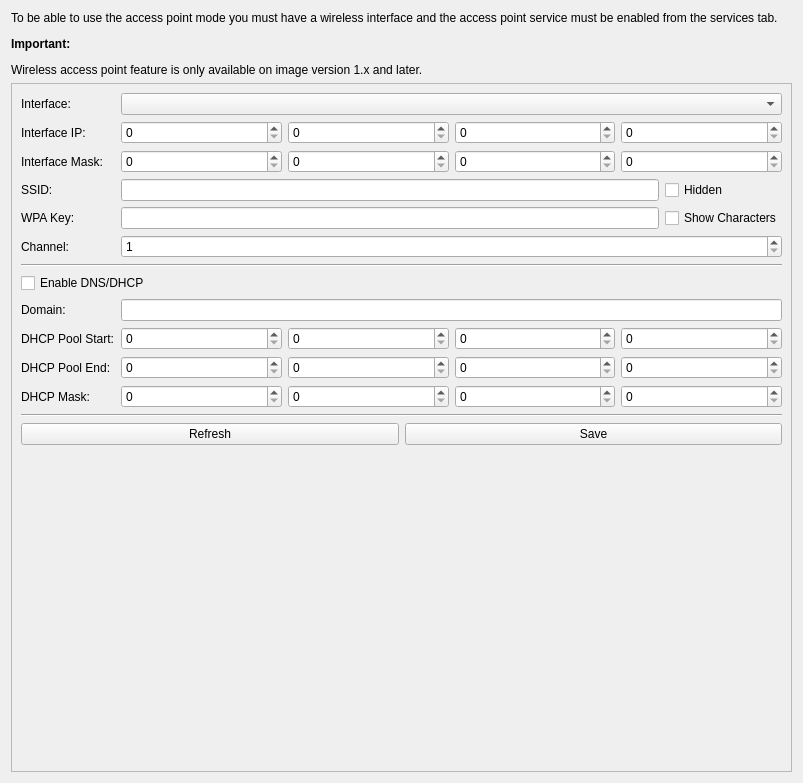
First picture: the form in src/brickv/plugin_system/plugins/red/ui/red_tab_settings_ap.ui, repository Tinkerforge/brickv, before the edit.
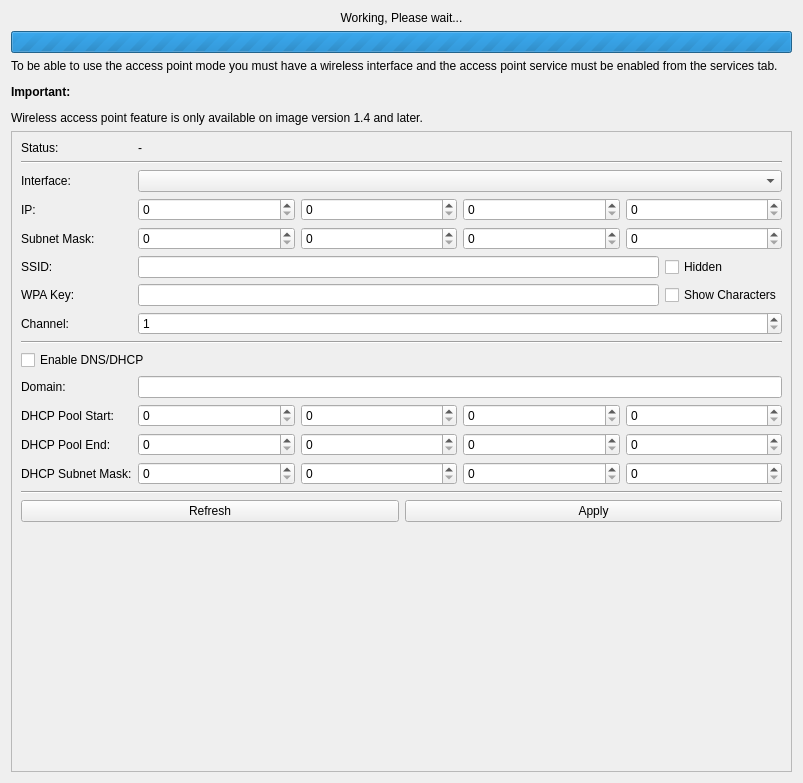
Second picture: the form after the edit.

Commit message: red-brick: Implementation of access point feature.

The edit to the form file:
```diff
--- a/src/brickv/plugin_system/plugins/red/ui/red_tab_settings_ap.ui
+++ b/src/brickv/plugin_system/plugins/red/ui/red_tab_settings_ap.ui
@@ -14,13 +14,23 @@
    <string>Form</string>
   </property>
   <layout class="QGridLayout" name="gridLayout">
-   <item row="0" column="0">
+   <item row="1" column="0">
+    <widget class="QProgressBar" name="pbar_applying">
+     <property name="maximum">
+      <number>0</number>
+     </property>
+     <property name="value">
+      <number>-1</number>
+     </property>
+    </widget>
+   </item>
+   <item row="2" column="0">
     <widget class="QLabel" name="label_ap_disabled">
      <property name="enabled">
       <bool>true</bool>
      </property>
      <property name="text">
-      <string>&lt;html&gt;&lt;head/&gt;&lt;body&gt;&lt;p&gt;To be able to use the access point mode you must have a wireless interface and the access point service must be enabled from the services tab.&lt;/p&gt;&lt;p&gt;&lt;span style=&quot; font-weight:600;&quot;&gt;Important:&lt;/span&gt;&lt;/p&gt;&lt;p&gt;Wireless access point feature is only available on image version 1.x and later.&lt;/p&gt;&lt;/body&gt;&lt;/html&gt;</string>
+      <string>&lt;html&gt;&lt;head/&gt;&lt;body&gt;&lt;p&gt;To be able to use the access point mode you must have a wireless interface and the access point service must be enabled from the services tab.&lt;/p&gt;&lt;p&gt;&lt;span style=&quot; font-weight:600;&quot;&gt;Important:&lt;/span&gt;&lt;/p&gt;&lt;p&gt;Wireless access point feature is only available on image version 1.4 and later.&lt;/p&gt;&lt;/body&gt;&lt;/html&gt;</string>
      </property>
      <property name="textFormat">
       <enum>Qt::RichText</enum>
@@ -30,7 +40,7 @@
      </property>
     </widget>
    </item>
-   <item row="1" column="0">
+   <item row="3" column="0">
     <widget class="QScrollArea" name="sarea_ap">
      <property name="widgetResizable">
       <bool>true</bool>
@@ -41,11 +51,25 @@
         <x>0</x>
         <y>0</y>
         <width>783</width>
-        <height>665</height>
+        <height>611</height>
        </rect>
       </property>
       <layout class="QGridLayout" name="gridLayout_3">
-       <item row="14" column="0" colspan="3">
+       <item row="0" column="1" colspan="2">
+        <widget class="QLabel" name="label_ap_status">
+         <property name="text">
+          <string>-</string>
+         </property>
+        </widget>
+       </item>
+       <item row="6" column="2">
+        <widget class="QCheckBox" name="chkbox_ap_wpa_key_show">
+         <property name="text">
+          <string>Show Characters</string>
+         </property>
+        </widget>
+       </item>
+       <item row="16" column="0" colspan="3">
         <spacer name="verticalSpacer">
          <property name="orientation">
           <enum>Qt::Vertical</enum>
@@ -58,34 +82,27 @@
          </property>
         </spacer>
        </item>
-       <item row="4" column="2">
-        <widget class="QCheckBox" name="checkBox_3">
-         <property name="text">
-          <string>Show Characters</string>
-         </property>
-        </widget>
-       </item>
-       <item row="1" column="0">
+       <item row="3" column="0">
         <widget class="QLabel" name="label">
          <property name="text">
-          <string>Interface IP:</string>
+          <string>IP:</string>
          </property>
         </widget>
        </item>
-       <item row="4" column="1">
-        <widget class="QLineEdit" name="lineEdit_3">
+       <item row="6" column="1">
+        <widget class="QLineEdit" name="ledit_ap_wpa_key">
          <property name="echoMode">
           <enum>QLineEdit::Password</enum>
          </property>
         </widget>
        </item>
-       <item row="8" column="1" colspan="2">
-        <widget class="QLineEdit" name="lineEdit_2"/>
+       <item row="10" column="1" colspan="2">
+        <widget class="QLineEdit" name="ledit_ap_domain"/>
        </item>
-       <item row="0" column="1" colspan="2">
-        <widget class="QComboBox" name="comboBox"/>
+       <item row="2" column="1" colspan="2">
+        <widget class="QComboBox" name="cbox_ap_interface"/>
        </item>
-       <item row="9" column="1" colspan="2">
+       <item row="11" column="1" colspan="2">
         <layout class="QHBoxLayout" name="horizontalLayout_3">
          <item>
           <widget class="QSpinBox" name="spinBox_9">
@@ -117,14 +134,14 @@
          </item>
         </layout>
        </item>
-       <item row="5" column="0">
+       <item row="7" column="0">
         <widget class="QLabel" name="label_10">
          <property name="text">
           <string>Channel:</string>
          </property>
         </widget>
        </item>
-       <item row="2" column="1" colspan="2">
+       <item row="4" column="1" colspan="2">
         <layout class="QHBoxLayout" name="horizontalLayout_2">
          <item>
           <widget class="QSpinBox" name="spinBox_5">
@@ -156,17 +173,17 @@
          </item>
         </layout>
        </item>
-       <item row="3" column="1">
-        <widget class="QLineEdit" name="lineEdit"/>
+       <item row="5" column="1">
+        <widget class="QLineEdit" name="ledit_ap_ssid"/>
        </item>
-       <item row="3" column="0">
+       <item row="5" column="0">
         <widget class="QLabel" name="label_3">
          <property name="text">
           <string>SSID:</string>
          </property>
         </widget>
        </item>
-       <item row="11" column="1" colspan="2">
+       <item row="13" column="1" colspan="2">
         <layout class="QHBoxLayout" name="horizontalLayout_5">
          <item>
           <widget class="QSpinBox" name="spinBox_17">
@@ -198,22 +215,22 @@
          </item>
         </layout>
        </item>
-       <item row="4" column="0">
+       <item row="6" column="0">
         <widget class="QLabel" name="label_9">
          <property name="text">
           <string>WPA Key:</string>
          </property>
         </widget>
        </item>
-       <item row="10" column="0">
+       <item row="12" column="0">
         <widget class="QLabel" name="label_7">
          <property name="text">
           <string>DHCP Pool End:</string>
          </property>
         </widget>
        </item>
-       <item row="5" column="1" colspan="2">
-        <widget class="QSpinBox" name="spinBox_21">
+       <item row="7" column="1" colspan="2">
+        <widget class="QSpinBox" name="sbox_ap_channel">
          <property name="minimum">
           <number>1</number>
          </property>
@@ -222,14 +239,14 @@
          </property>
         </widget>
        </item>
-       <item row="2" column="0">
+       <item row="4" column="0">
         <widget class="QLabel" name="label_2">
          <property name="text">
-          <string>Interface Mask:</string>
+          <string>Subnet Mask:</string>
          </property>
         </widget>
        </item>
-       <item row="1" column="1" colspan="2">
+       <item row="3" column="1" colspan="2">
         <layout class="QHBoxLayout" name="horizontalLayout">
          <item>
           <widget class="QSpinBox" name="spinBox">
@@ -261,49 +278,49 @@
          </item>
         </layout>
        </item>
-       <item row="12" column="0" colspan="3">
+       <item row="14" column="0" colspan="3">
         <widget class="Line" name="line_2">
          <property name="orientation">
           <enum>Qt::Horizontal</enum>
          </property>
         </widget>
        </item>
-       <item row="9" column="0">
+       <item row="11" column="0">
         <widget class="QLabel" name="label_6">
          <property name="text">
           <string>DHCP Pool Start:</string>
          </property>
         </widget>
        </item>
-       <item row="7" column="0" colspan="3">
-        <widget class="QCheckBox" name="checkBox_2">
+       <item row="9" column="0" colspan="3">
+        <widget class="QCheckBox" name="chkbox_ap_enable_dns_dhcp">
          <property name="text">
           <string>Enable DNS/DHCP</string>
          </property>
         </widget>
        </item>
-       <item row="3" column="2">
-        <widget class="QCheckBox" name="checkBox">
+       <item row="5" column="2">
+        <widget class="QCheckBox" name="chkbox_ap_ssid_hidden">
          <property name="text">
           <string>Hidden</string>
          </property>
         </widget>
        </item>
-       <item row="0" column="0">
+       <item row="2" column="0">
         <widget class="QLabel" name="label_5">
          <property name="text">
           <string>Interface:</string>
          </property>
         </widget>
        </item>
-       <item row="8" column="0">
+       <item row="10" column="0">
         <widget class="QLabel" name="label_4">
          <property name="text">
           <string>Domain:</string>
          </property>
         </widget>
        </item>
-       <item row="13" column="0" colspan="3">
+       <item row="15" column="0" colspan="3">
         <layout class="QHBoxLayout" name="horizontalLayout_8">
          <item>
           <widget class="QPushButton" name="pushButton">
@@ -315,27 +332,34 @@
          <item>
           <widget class="QPushButton" name="pushButton_2">
            <property name="text">
-            <string>Save</string>
+            <string>Apply</string>
            </property>
           </widget>
          </item>
         </layout>
        </item>
-       <item row="11" column="0">
+       <item row="0" column="0">
+        <widget class="QLabel" name="label_11">
+         <property name="text">
+          <string>Status:</string>
+         </property>
+        </widget>
+       </item>
+       <item row="13" column="0">
         <widget class="QLabel" name="label_8">
          <property name="text">
-          <string>DHCP Mask:</string>
+          <string>DHCP Subnet Mask:</string>
          </property>
         </widget>
        </item>
-       <item row="6" column="0" colspan="3">
+       <item row="8" column="0" colspan="3">
         <widget class="Line" name="line">
          <property name="orientation">
           <enum>Qt::Horizontal</enum>
          </property>
         </widget>
        </item>
-       <item row="10" column="1" colspan="2">
+       <item row="12" column="1" colspan="2">
         <layout class="QHBoxLayout" name="horizontalLayout_4">
          <item>
           <widget class="QSpinBox" name="spinBox_13">
@@ -367,10 +391,27 @@
          </item>
         </layout>
        </item>
+       <item row="1" column="0" colspan="3">
+        <widget class="Line" name="line_3">
+         <property name="orientation">
+          <enum>Qt::Horizontal</enum>
+         </property>
+        </widget>
+       </item>
       </layout>
      </widget>
     </widget>
    </item>
+   <item row="0" column="0">
+    <widget class="QLabel" name="label_applying">
+     <property name="text">
+      <string>Working, Please wait...</string>
+     </property>
+     <property name="alignment">
+      <set>Qt::AlignCenter</set>
+     </property>
+    </widget>
+   </item>
   </layout>
  </widget>
  <resources/>
```
Left out of the diff: 44 changed lines with no effect on the pictures. The commit also changes 7 other files.
